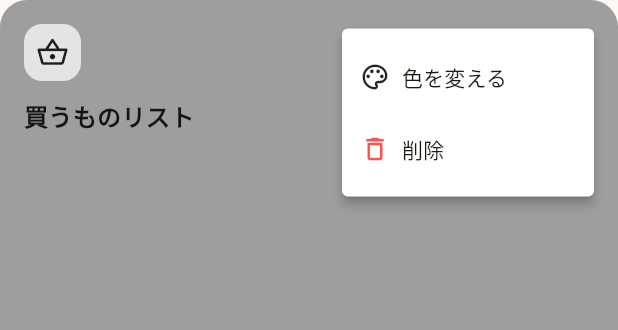
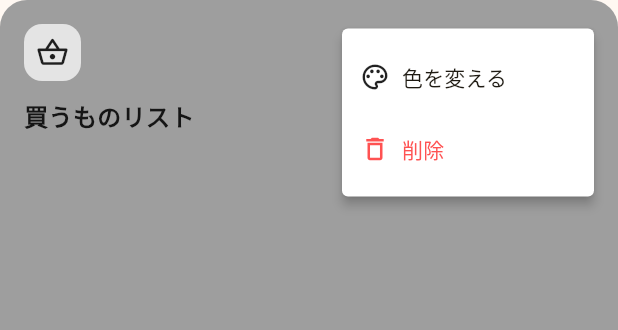
Before and after one commit to a-utaya/kaimono-plus, a Flutter app: the _CreatedListCard widget shown alone on an empty page, opened directly with empty values, after a tap on the "keyboard control" icon, on a phone screen of 412 x 824 dp. Shown: the top 330 px of the screen. Run offline on Flutter 3.47's test engine with Material 3 defaults, Android fonts, the phone set to English and light mode, and no system bars; our stand-ins replace app_links, clock, cloud_firestore, cloud_functions, equatable, firebase_auth and 7 more; accounts and stored records are empty; generated files the repository leaves out were written again.

Commit message:
実装計画作成、微修正

```diff
--- a/packages/apps/kaimono_plus/lib/pages/home_shell_page/home_shell_page.dart
+++ b/packages/apps/kaimono_plus/lib/pages/home_shell_page/home_shell_page.dart
@@ -604,7 +604,12 @@ class _CreatedListCard extends StatelessWidget {
                                     color: Colors.redAccent,
                                   ),
                                   Gap(8),
-                                  Text('削除'),
+                                  Text(
+                                    '削除',
+                                    style: TextStyle(
+                                      color: Colors.redAccent,
+                                    ),
+                                  ),
                                 ],
                               ),
                             ),
```
Also changed, not shown: 2 other files.
